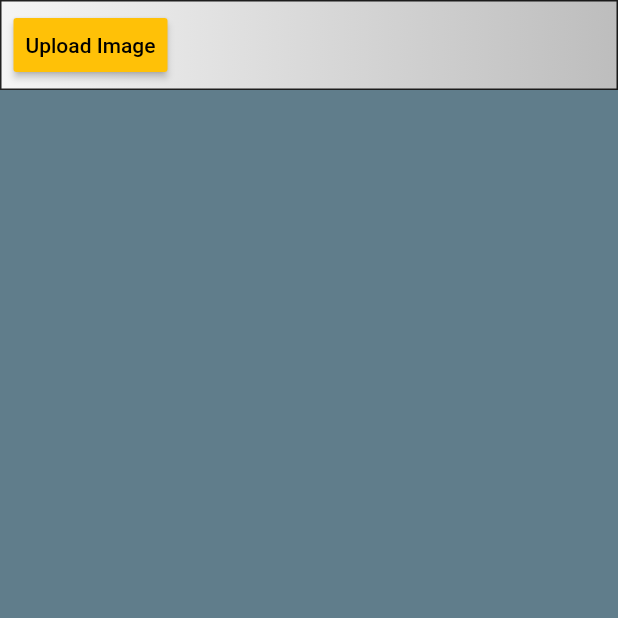
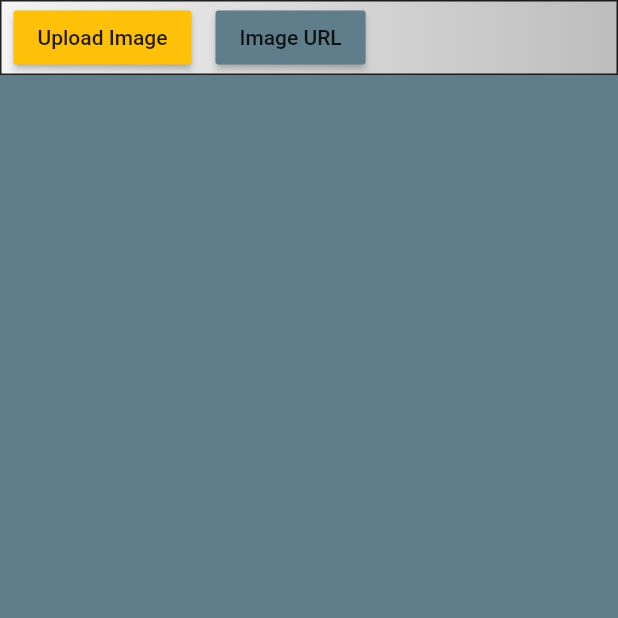
Before and after one commit to mjeffw/over_hexen_app, a Flutter app: the screen it shows after launch, after a tap on "Upload Image", on a phone screen of 412 x 824 dp, the top half of it. Run offline on Flutter 3.47's test engine with Material 2 defaults, Android fonts, the phone set to English and light mode, and no system bars; missing offline and left inert: universal_html.

Commit message:
format toolbar; add URL form

```diff
--- a/lib/model/image_data.dart
+++ b/lib/model/image_data.dart
@@ -3,10 +3,20 @@ import 'dart:typed_data';
 import 'package:flutter/foundation.dart';
 
 class ImageData with ChangeNotifier {
+  String _name;
+  String get name => _name ?? '';
   Uint8List _bytes;
   Uint8List get bytes => _bytes;
 
-  set bytes(Uint8List bytes) {
+  bool _isEditingURL = false;
+  bool get isEditingURL => _isEditingURL;
+  set isEditingURL(bool isEditingURL) {
+    _isEditingURL = isEditingURL;
+    notifyListeners();
+  }
+
+  void updateState(String name, Uint8List bytes) {
+    _name = name;
     _bytes = bytes;
     notifyListeners();
   }
--- a/lib/providers/image_data_provider.dart
+++ b/lib/providers/image_data_provider.dart
@@ -1,6 +1,6 @@
 import 'dart:typed_data';
 
-typedef ImageDataProviderHandler = void Function(Uint8List data);
+typedef ImageDataProviderHandler = void Function(Uint8List data, String name);
 
 abstract class ImageDataProvider {
   void get(ImageDataProviderHandler handler);
--- a/lib/providers/web/upload_file_image_data_provider.dart
+++ b/lib/providers/web/upload_file_image_data_provider.dart
@@ -13,10 +13,11 @@
       final files = uploadInput.files;
       if (files.length == 1) {
         final file = files[0];
+        print(file.name);
         final reader = new FileReader();
 
         reader.onLoadEnd.listen((e) {
-          handler(reader.result);
+          handler(reader.result, file.name);
         });
         reader.readAsArrayBuffer(file);
       }
--- a/lib/screens/file_viewer/file_viewer.dart
+++ b/lib/screens/file_viewer/file_viewer.dart
@@ -13,7 +13,8 @@ class FileViewer extends StatelessWidget {
       child: SingleChildScrollView(
         child: Column(
           children: <Widget>[
-            Header(),
+            Consumer<ImageData>(
+                builder: (_, image, __) => Header(model: image)),
             Consumer<ImageData>(builder: (_, image, __) => Body(image)),
           ],
         ),
--- a/lib/screens/file_viewer/widgets/header.dart
+++ b/lib/screens/file_viewer/widgets/header.dart
@@ -5,27 +5,99 @@ import '../../../model/image_data.dart';
 import '../../../providers/image_data_provider.dart';
 
 class Header extends StatelessWidget {
+  final ImageData model;
+
+  Header({this.model});
+
   @override
   Widget build(BuildContext context) {
     final fileProvider = Provider.of<FileImageDataProvider>(context);
-    final model = Provider.of<ImageData>(context, listen: false);
+    // final netProvider = Provider.of<NetworkImageDataProvider>(context);
 
     return Container(
-      height: 60,
       decoration: BoxDecoration(
         border: Border.all(color: Colors.black87),
       ),
-      child: ButtonBar(
-        alignment: MainAxisAlignment.start,
+      child: Row(
+        // alignment: MainAxisAlignment.start,
         children: <Widget>[
-          RaisedButton(
-            onPressed: () => fileProvider.get((data) => model.bytes = data),
-            child: Text('Upload Image'),
-            color: Colors.amber,
+          Padding(
+            padding: const EdgeInsets.symmetric(horizontal: 8.0),
+            child: RaisedButton(
+              onPressed: () => fileProvider
+                  .get((data, name) => model.updateState(name, data)),
+              child: Text('Upload Image'),
+              color: Colors.amber,
+            ),
           ),
-//          RaisedButton(onPressed: () => urlProvider.get((data)=> Pro),),
+          Padding(
+            padding: const EdgeInsets.symmetric(horizontal: 8.0),
+            child: RaisedButton(
+              onPressed: () => model.isEditingURL = !model.isEditingURL,
+              //netProvider.get((data, name) => model.updateState(name, data)),
+              child: Text('Image URL'),
+              color: Colors.blueGrey,
+            ),
+          ),
+          Expanded(
+            child: Padding(
+              padding: const EdgeInsets.symmetric(horizontal: 8.0),
+              child: IndexedStack(
+                alignment: AlignmentDirectional.centerStart,
+                children: <Widget>[
+                  Text(model.name),
+                  UrlForm(),
+                ],
+                index: model.isEditingURL ? 1 : 0,
+              ),
+            ),
+          ),
         ],
       ),
     );
   }
 }
+
+class UrlForm extends StatefulWidget {
+  @override
+  State<StatefulWidget> createState() {
+    return UrlFormState();
+  }
+}
+
+class UrlFormState extends State<UrlForm> {
+  final _formKey = GlobalKey<FormState>();
+
+  @override
+  Widget build(BuildContext context) {
+    return Form(
+      key: _formKey,
+      child: Row(
+        crossAxisAlignment: CrossAxisAlignment.start,
+        children: <Widget>[
+          Expanded(
+            child: TextFormField(
+              validator: (value) {
+                if (value.isEmpty) return 'Enter an image URL';
+                return null;
+              },
+            ),
+          ),
+          Padding(
+            padding: const EdgeInsets.symmetric(horizontal: 16.0),
+            child: RaisedButton(
+              onPressed: () {
+                if (_formKey.currentState.validate()) {
+                  Scaffold.of(context).showSnackBar(SnackBar(
+                    content: Text('Loading Image...'),
+                  ));
+                }
+              },
+              child: Text('Submit'),
+            ),
+          ),
+        ],
+      ),
+    );
+  }
+}
```
